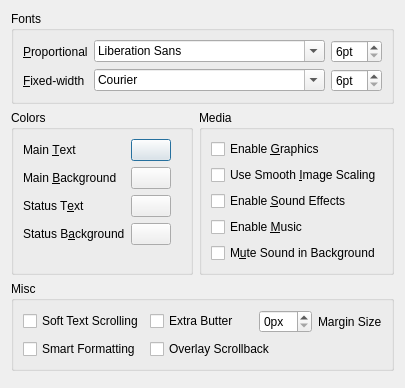
Above: src/confdialog.ui from realnc/hugor before the change. Below: the same form after it.
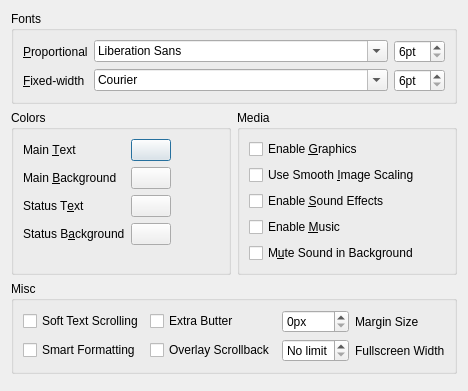
That is the form after the change. Custom widgets are drawn as their Qt base class.

Commit message: Make the maximum game window width in fullscreen mode configurable

What changed in the file:
```diff
--- a/src/confdialog.ui
+++ b/src/confdialog.ui
@@ -271,6 +271,9 @@
           <property name="suffix">
            <string>px</string>
           </property>
+          <property name="maximum">
+           <number>9999</number>
+          </property>
          </widget>
         </item>
         <item row="0" column="1">
@@ -295,7 +298,7 @@
         </property>
        </widget>
       </item>
-      <item row="1" column="1" colspan="2">
+      <item row="1" column="1">
        <widget class="QCheckBox" name="overlayScrollbackCheckBox">
         <property name="toolTip">
          <string>&lt;p&gt;Make the scrollback window the same size as the game window and position it exactly over it.&lt;/p&gt;</string>
@@ -305,6 +308,36 @@
         </property>
        </widget>
       </item>
+      <item row="1" column="2">
+       <layout class="QFormLayout" name="formLayout_6">
+        <item row="0" column="0">
+         <widget class="QSpinBox" name="fullscreenWidthSpinBox">
+          <property name="specialValueText">
+           <string>No limit</string>
+          </property>
+          <property name="suffix">
+           <string>px</string>
+          </property>
+          <property name="maximum">
+           <number>9999</number>
+          </property>
+          <property name="singleStep">
+           <number>100</number>
+          </property>
+         </widget>
+        </item>
+        <item row="0" column="1">
+         <widget class="QLabel" name="label_3">
+          <property name="text">
+           <string>Fullscreen Width</string>
+          </property>
+          <property name="buddy">
+           <cstring>marginSizeSpinBox</cstring>
+          </property>
+         </widget>
+        </item>
+       </layout>
+      </item>
      </layout>
     </widget>
    </item>
```
The commit also changes 5 other files.
